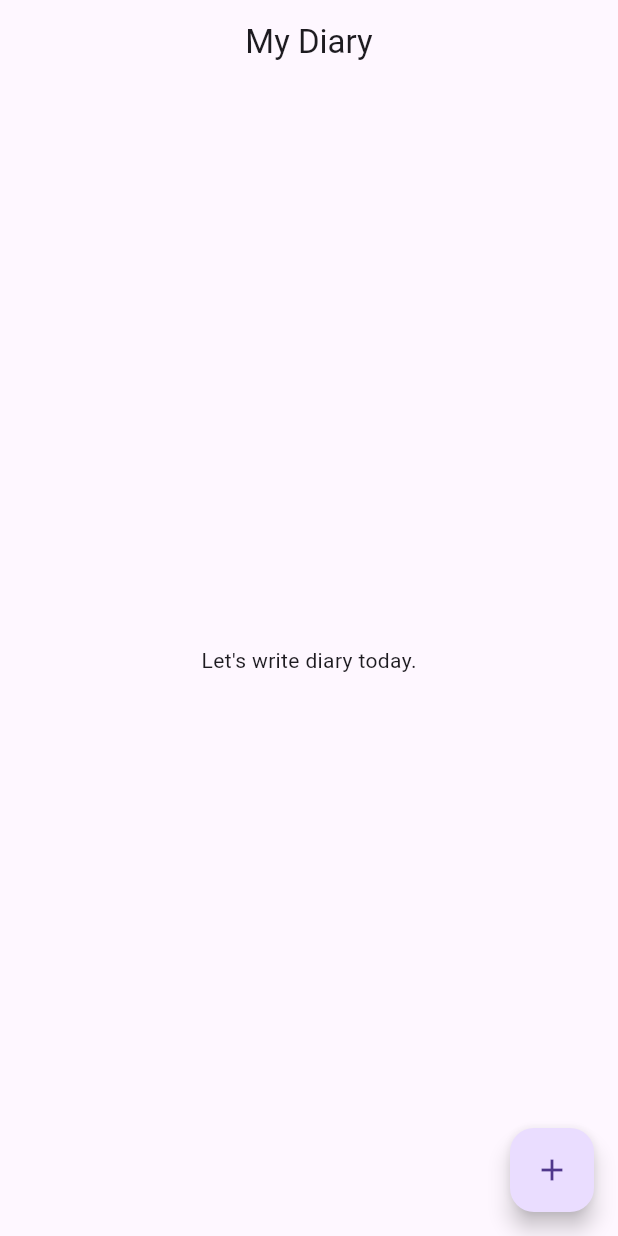
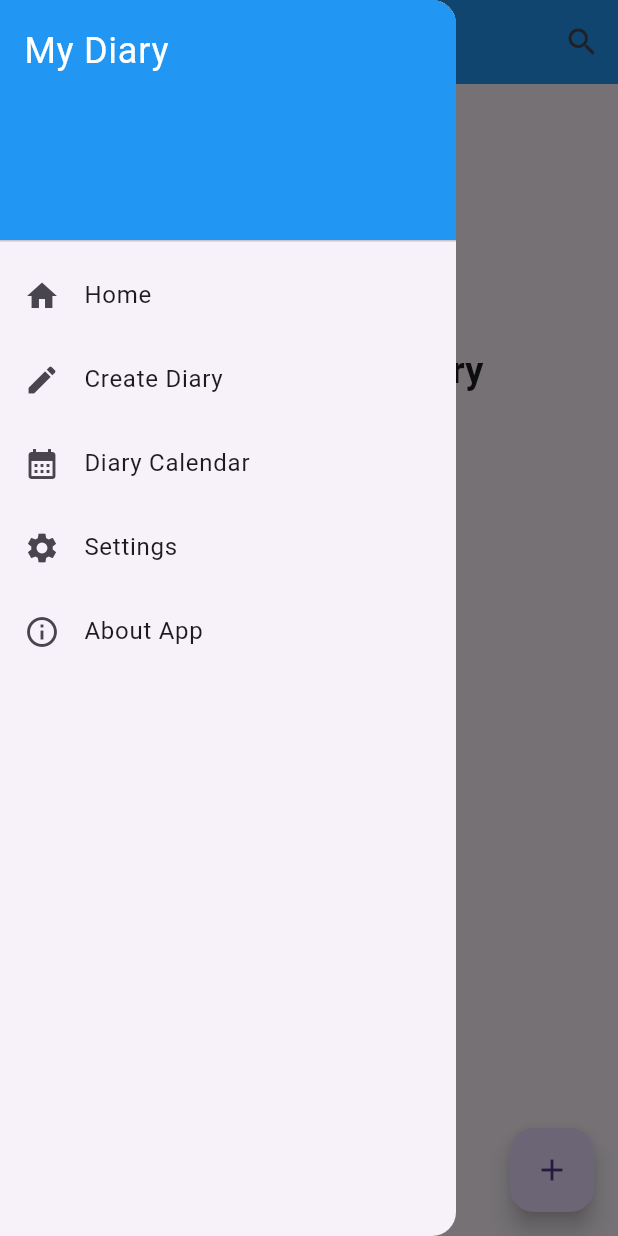
Before and after one commit to Aqilah87/MyDiary_CSC660Indv, a Flutter app: the HomePage screen opened directly, with the side drawer open (before the commit the screen has no drawer), on a phone screen of 412 x 824 dp. Run offline on Flutter 3.47's test engine with Material 3 defaults, Android fonts, the phone set to English and light mode, and no system bars.

Commit message:
add logo, search, drawer

```diff
--- a/lib/models/diary_entry.dart
+++ b/lib/models/diary_entry.dart
@@ -1,7 +1,13 @@
 class DiaryEntry {
+  final String title;
   final String text;
   final String emoji;
   final DateTime date;
 
-  DiaryEntry({required this.text, required this.emoji, required this.date});
+  DiaryEntry({
+    required this.title,
+    required this.text,
+    required this.emoji,
+    required this.date,
+  });
 }
--- a/lib/pages/home_page.dart
+++ b/lib/pages/home_page.dart
@@ -10,22 +10,58 @@ class HomePage extends StatefulWidget {
 
 class _HomePageState extends State<HomePage> {
   List<DiaryEntry> entries = [];
+  List<DiaryEntry> filteredEntries = [];
+
+  @override
+  void initState() {
+    super.initState();
+    filteredEntries = entries;
+  }
 
   void _addNewEntry(DiaryEntry entry) {
     setState(() {
       entries.add(entry);
+      filteredEntries = entries; // Reset filtered entries
     });
   }
 
   void _editEntry(int index, DiaryEntry updatedEntry) {
     setState(() {
       entries[index] = updatedEntry;
+      filteredEntries = entries; // Reset filtered entries
     });
   }
 
   void _deleteEntry(int index) {
     setState(() {
       entries.removeAt(index);
+      filteredEntries = entries; // Reset filtered entries
+    });
+  }
+
+  void _navigate(String label) {
+    Navigator.pop(context); // close drawer
+    ScaffoldMessenger.of(context).showSnackBar(
+      SnackBar(content: Text('Navigated to: $label')),
+    );
+  }
+
+  void _searchDiary(String query) {
+    final results = entries.where((entry) {
+      final title = entry.title.toLowerCase();
+      final text = entry.text.toLowerCase();
+      final search = query.toLowerCase();
+      return title.contains(search) || text.contains(search);
+    }).toList();
+
+    setState(() {
+      filteredEntries = results;
+    });
+  }
+
+  void _resetSearch() {
+    setState(() {
+      filteredEntries = entries;
     });
   }
 
@@ -34,9 +70,86 @@ class _HomePageState extends State<HomePage> {
     return Scaffold(
       appBar: AppBar(
         title: Text("My Diary"),
+        backgroundColor: Colors.blue,
         centerTitle: true,
+        actions: [
+          IconButton(
+            icon: Icon(Icons.search),
+            onPressed: () async {
+              final result = await showSearch(
+                context: context,
+                delegate: DiarySearchDelegate(entries),
+              );
+              if (result == null || result.isEmpty) {
+                _resetSearch();
+              } else {
+                _searchDiary(result);
+              }
+            },
           ),
-      body: entries.isEmpty
+        ],
+      ),
+
+      // Navigation Drawer
+      drawer: Drawer(
+        child: ListView(
+          padding: EdgeInsets.zero,
+          children: [
+            DrawerHeader(
+              decoration: BoxDecoration(color: Colors.blue),
+              child: Text(
+                'My Diary',
+                style: TextStyle(color: Colors.white, fontSize: 24),
+              ),
+            ),
+            ListTile(
+              leading: Icon(Icons.home),
+              title: Text('Home'),
+              onTap: () => _navigate('Home'),
+            ),
+            ListTile(
+              leading: Icon(Icons.create),
+              title: Text('Create Diary'),
+              onTap: () => _navigate('Create Diary'),
+            ),
+            ListTile(
+              leading: Icon(Icons.calendar_month),
+              title: Text('Diary Calendar'),
+              onTap: () => _navigate('Diary Calendar'),
+            ),
+            ListTile(
+              leading: Icon(Icons.settings),
+              title: Text('Settings'),
+              onTap: () => _navigate('Settings'),
+            ),
+            ListTile(
+              leading: Icon(Icons.info_outline),
+              title: Text('About App'),
+              onTap: () => _navigate('About App'),
+            ),
+          ],
+        ),
+      ),
+
+      body: Column(
+        children: [
+          Padding(
+            padding: const EdgeInsets.all(8.0),
+            child:
+            Image.asset('assets/diary2.png',
+              height: 150,
+              fit: BoxFit.contain,
+            ),
+          ),
+          Padding(
+            padding: const EdgeInsets.all(8.0),
+            child: Text('Welcome to My Diary',
+              style: TextStyle(fontSize: 24, fontWeight: FontWeight.bold),
+            ),
+          ),
+
+          Expanded(
+             child: entries.isEmpty
           ? Center(child: Text("Let's write diary today."))
           : ListView.builder(
               itemCount: entries.length,
@@ -45,10 +158,27 @@ class _HomePageState extends State<HomePage> {
                 return Card(
                   margin: EdgeInsets.all(8),
                   child: ListTile(
-                    title: Text(entry.text),
+                    leading: Text(
+                      entry.emoji,
+                      style: TextStyle(fontSize: 30),
+                    ),
+
+                    title: Text(
+                      entry.text,
+                      style: TextStyle(fontWeight: FontWeight.bold),
+                    ),
+
                     subtitle: Text(
-                        entry.emoji + ' — ' + DateFormat.yMMMd().add_jm().format(entry.date)
+                                DateFormat.yMMMd()
+                                    .add_jm()
+                                    .format(entry.date),
+                                style: TextStyle(
+                                    color: Colors.grey[600],
+                                    fontSize: 12,
                                 ),
+                              ),
+
+                          isThreeLine: false,
                           trailing: Row(
                             mainAxisSize: MainAxisSize.min,
                             children: [
@@ -59,14 +189,14 @@ class _HomePageState extends State<HomePage> {
                                     context,
                                     MaterialPageRoute(
                                         builder: (context) =>
-                                    EntryFormPage(entry: entry),
-                              ),
+                                            EntryFormPage(entry: entry)),
                                   );
                                   if (updatedEntry != null) {
                                     _editEntry(index, updatedEntry);
                                   }
                                 },
                               ),
+
                               IconButton(
                                 icon: Icon(Icons.delete, color: Colors.red),
                                 onPressed: () => _deleteEntry(index),
@@ -77,6 +207,10 @@ class _HomePageState extends State<HomePage> {
                       );
                     },
                   ),
+          ),
+        ],
+      ),
+
       floatingActionButton: FloatingActionButton(
         child: Icon(Icons.add),
         onPressed: () async {
@@ -92,3 +226,57 @@ class _HomePageState extends State<HomePage> {
     );
   }
 }
+
+class DiarySearchDelegate extends SearchDelegate<String> {
+  final List<DiaryEntry> entries;
+
+  DiarySearchDelegate(this.entries);
+
+  @override
+  List<Widget> buildActions(BuildContext context) {
+    return [
+      IconButton(
+        onPressed: () => query = '',
+        icon: Icon(Icons.clear),
+      ),
+    ];
+  }
+
+  @override
+  Widget buildLeading(BuildContext context) {
+    return IconButton(
+      onPressed: () => close(context, ''),
+      icon: Icon(Icons.arrow_back),
+    );
+  }
+
+  @override
+  Widget buildResults(BuildContext context) {
+    close(context, query);
+    return SizedBox.shrink();
+  }
+
+  @override
+  Widget buildSuggestions(BuildContext context) {
+    final suggestions = entries.where((entry) {
+      return entry.title.toLowerCase().contains(query.toLowerCase()) ||
+             entry.text.toLowerCase().contains(query.toLowerCase());
+    }).toList();
+
+    return ListView.builder(
+      itemCount: suggestions.length,
+      itemBuilder: (context, index) {
+        final result = suggestions[index];
+        return ListTile(
+          leading: Text(result.emoji, style: TextStyle(fontSize: 28)),
+          title: Text(result.title),
+          subtitle: Text(
+            DateFormat.yMMMd().add_jm().format(result.date),
+            style: TextStyle(fontSize: 12),
+          ),
+          onTap: () => close(context, result.title),
+        );
+      },
+    );
+  }
+}
--- a/pubspec.yaml
+++ b/pubspec.yaml
@@ -19,3 +19,5 @@ dev_dependencies:
 
 flutter:
   uses-material-design: true
+  assets:
+    - assets/diary2.png
```
Also changed, not shown: lib/pages/entry_form_page.dart (+12 -3 lines), assets/diary2.png (added). Lines whose indentation alone changed are shown as unchanged.
